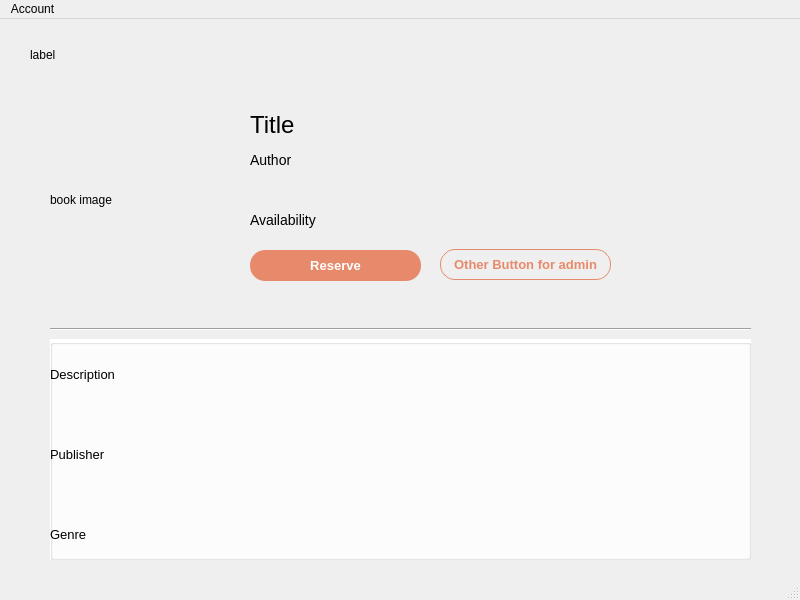
The window that QTLibraryPrototype/bookdetails.ui (janelle-lr/CS106LibraryInformationSystem) describes before a commit, drawn with Qt 5.
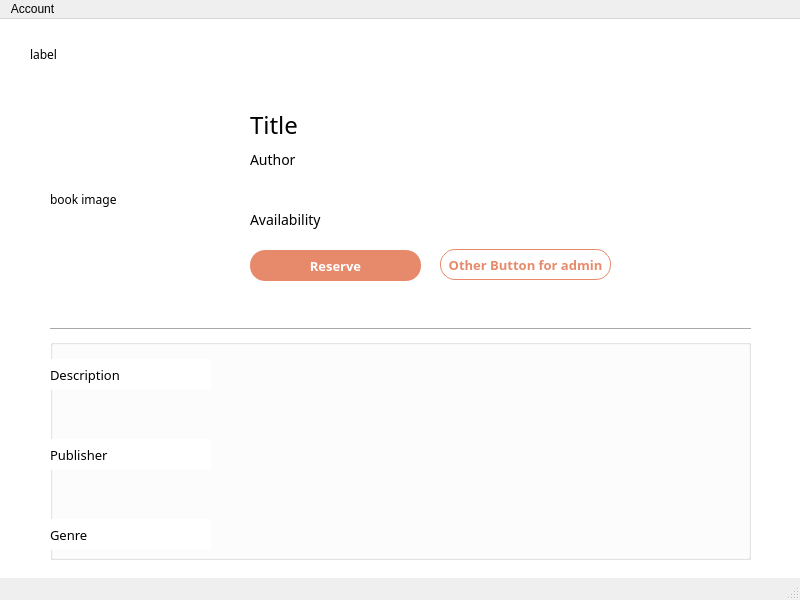
The same window after the commit.

Diff of the .ui file:
```diff
--- a/QTLibraryPrototype/bookdetails.ui
+++ b/QTLibraryPrototype/bookdetails.ui
@@ -14,8 +14,12 @@
    <string>MainWindow</string>
   </property>
   <property name="styleSheet">
-   <string notr="true">QMainWindow {
-/*background: #fff;*/
+   <string notr="true"/>
+  </property>
+  <widget class="QWidget" name="centralwidget">
+   <property name="styleSheet">
+    <string notr="true">QWidget {
+background: #fff;
 font-family: Century Gothic;
 }
 
@@ -23,8 +27,7 @@
 border-radius: 15px; 
 font-size: 13px;
 }</string>
-  </property>
-  <widget class="QWidget" name="centralwidget">
+   </property>
    <widget class="QLabel" name="label_4">
     <property name="geometry">
      <rect>
```
